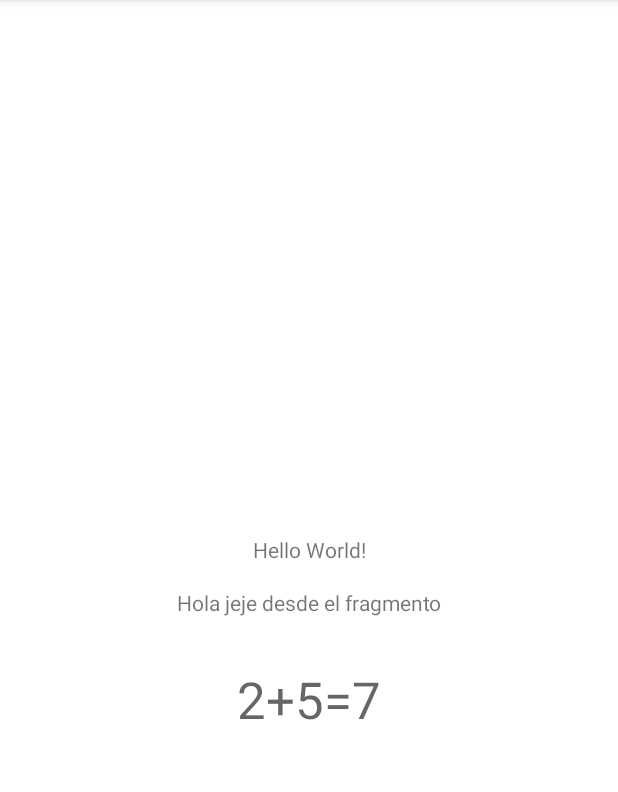
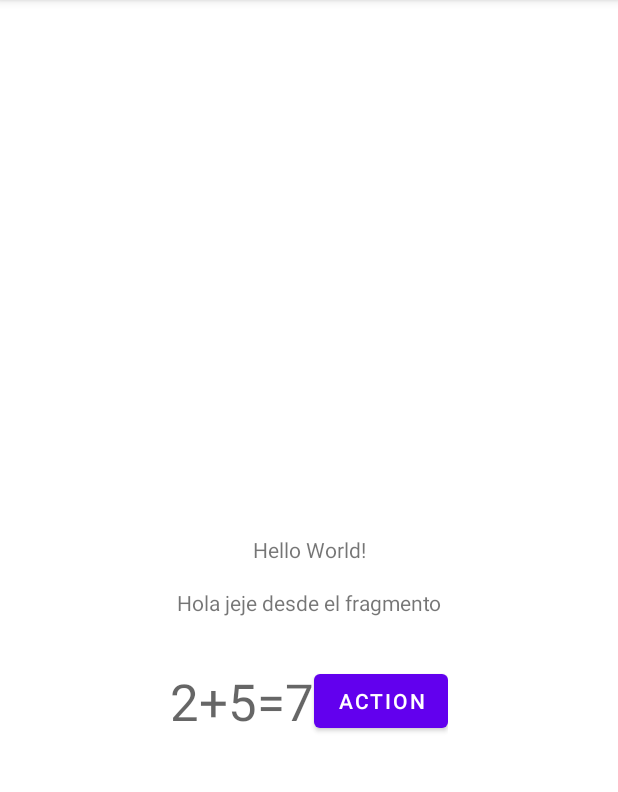
Before and after one commit to Rodrigo1619/learning_androidstudio, an Android app: the screen it shows after launch (MainActivity), on a phone screen of 412 x 824 dp, the part 84-876 px from its top. Run offline under Robolectric (Android 15) with nearby library versions, the phone set to English and light mode, and no system bars.

Commit message:
release: notification added and more codification to SumFragment.kt

```diff
--- a/01.5-practicaparcial1/app/src/main/java/com/molina/second_practice/MainActivity.kt
+++ b/01.5-practicaparcial1/app/src/main/java/com/molina/second_practice/MainActivity.kt
@@ -2,8 +2,9 @@ package com.molina.second_practice
 
 import androidx.appcompat.app.AppCompatActivity
 import android.os.Bundle
+import android.widget.Toast
 
-class MainActivity : AppCompatActivity() {
+class MainActivity : AppCompatActivity(), SumFragment.OnActionListener {
     override fun onCreate(savedInstanceState: Bundle?) {
         super.onCreate(savedInstanceState)
         setContentView(R.layout.activity_main)
@@ -18,6 +19,10 @@ class MainActivity : AppCompatActivity() {
             .add(R.id.framelayout_fragment,fragment)
             .commit() //this is for being sure this is the change we wanna do
     }
+    //I had to type this but idk Nestor did it automatic
 
+    override fun onActionClick(result: Int) {
+        Toast.makeText(this, "El resultado es $result", Toast.LENGTH_SHORT).show()
+    }
 
 }
--- a/01.5-practicaparcial1/app/src/main/java/com/molina/second_practice/SumFragment.kt
+++ b/01.5-practicaparcial1/app/src/main/java/com/molina/second_practice/SumFragment.kt
@@ -1,11 +1,14 @@
 package com.molina.second_practice
 
+import android.content.Context
 import android.os.Bundle
 import androidx.fragment.app.Fragment
 import android.view.LayoutInflater
 import android.view.View
 import android.view.ViewGroup
+import android.widget.Button
 import android.widget.TextView
+import java.lang.Exception
 
 
 private const val ARG_SUM1 = "sum1"
@@ -16,12 +19,21 @@ class SumFragment : Fragment() {
 
     private var sum1: Int? = null
     private var sum2: Int? = null
+    private var listener: OnActionListener? = null
 
     override fun onCreate(savedInstanceState: Bundle?) {
         super.onCreate(savedInstanceState)
         arguments?.let {
             sum1 = it.getInt(ARG_SUM1, 0)
             sum2 = it.getInt(ARG_SUM2, 0)
+        }
+    }
+
+    override fun onAttach(context: Context) {
+        super.onAttach(context)
+        listener = context as? OnActionListener
+        if(listener == null){
+            throw ClassCastException("$context must implement OnActionListener")
         }
     }
 
@@ -39,12 +51,23 @@ class SumFragment : Fragment() {
         val sumando1TextView:TextView = view.findViewById(R.id.sumando_uno_text_view)
         val sumando2TextView:TextView = view.findViewById(R.id.sumando_dos_text_view)
         val resultTextView:TextView = view.findViewById(R.id.resultado_text_view)
-
+        val result: Int = (sum1?.plus(sum2!!))?:0
         sumando1TextView.text = sum1.toString()
         sumando2TextView.text = sum2.toString()
-        resultTextView.text = sum1?.plus(sum2!!).toString()
+        resultTextView.text = result.toString()
+
+        //OnClickListener for button
+        val action_button: Button = view.findViewById(R.id.action_button)
+        action_button.setOnClickListener {
+            listener?.onActionClick(result)
+        }
     }
+    //declarin interface
+    interface OnActionListener{
+        fun onActionClick(result: Int){
 
+        }
+    }
     companion object {
         /**
          * Use this factory method to create a new instance of
--- a/01.5-practicaparcial1/app/src/main/res/layout/fragment_sum.xml
+++ b/01.5-practicaparcial1/app/src/main/res/layout/fragment_sum.xml
@@ -39,5 +39,10 @@
         tools:text="2"
         android:textAppearance="@style/TextAppearance.MaterialComponents.Headline4"
         />
+    <Button
+        android:id="@+id/action_button"
+        android:layout_width="wrap_content"
+        android:layout_height="wrap_content"
+        android:text="ACTION"/>
 
 </LinearLayout>
```
